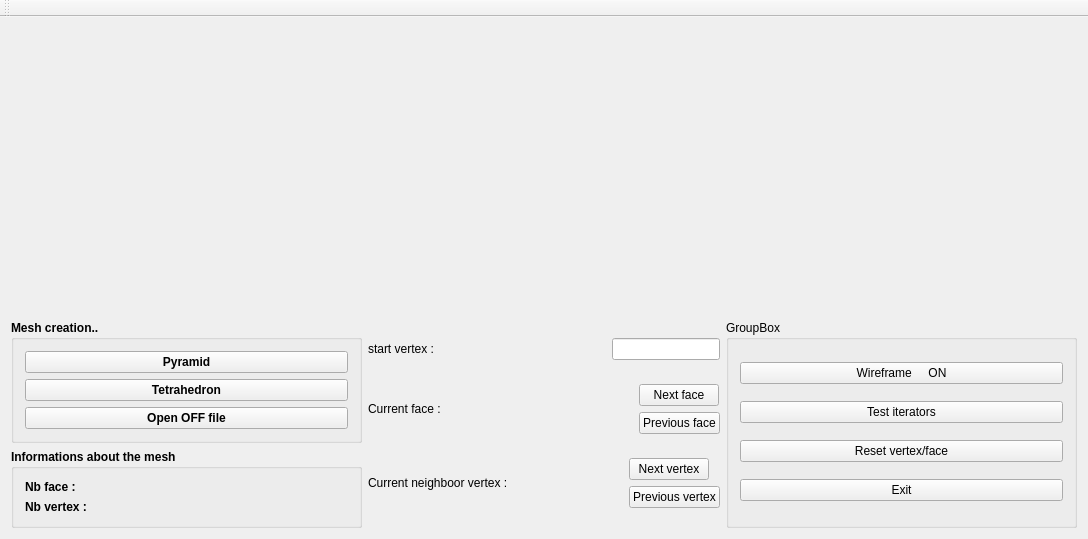
Old version of the form mainwindow.ui in the repository Paulfx/mesh_modelisation_m2.
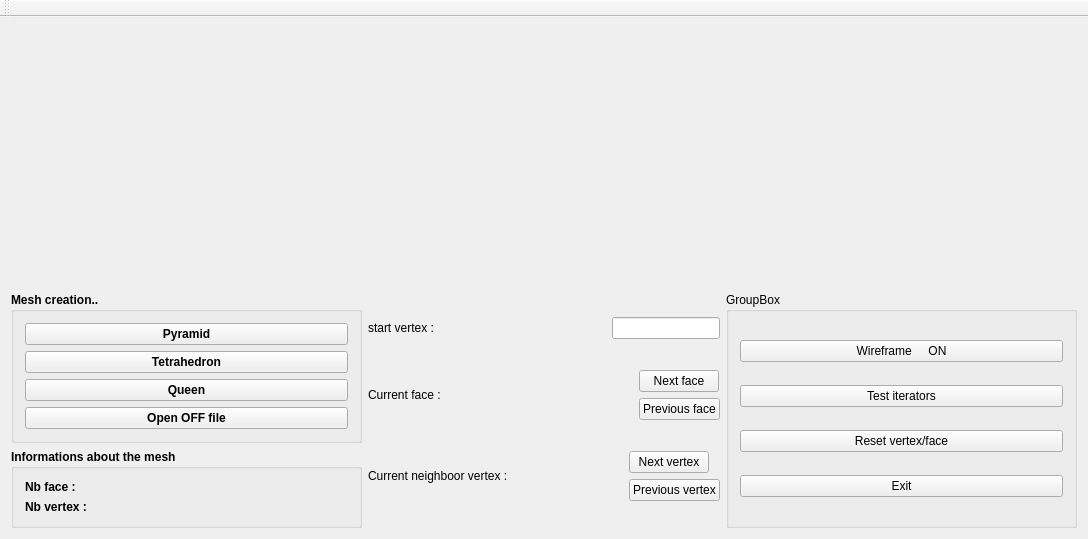
New version of the form. Custom widgets are drawn as their Qt base class.

The edit to the form file:
```diff
--- a/mainwindow.ui
+++ b/mainwindow.ui
@@ -73,6 +73,13 @@
              </property>
             </widget>
            </item>
+           <item>
+            <widget class="QPushButton" name="pbCreateQueen">
+             <property name="text">
+              <string>Queen</string>
+             </property>
+            </widget>
+           </item>
            <item>
             <widget class="QPushButton" name="pbOpenFile">
              <property name="text">
```
